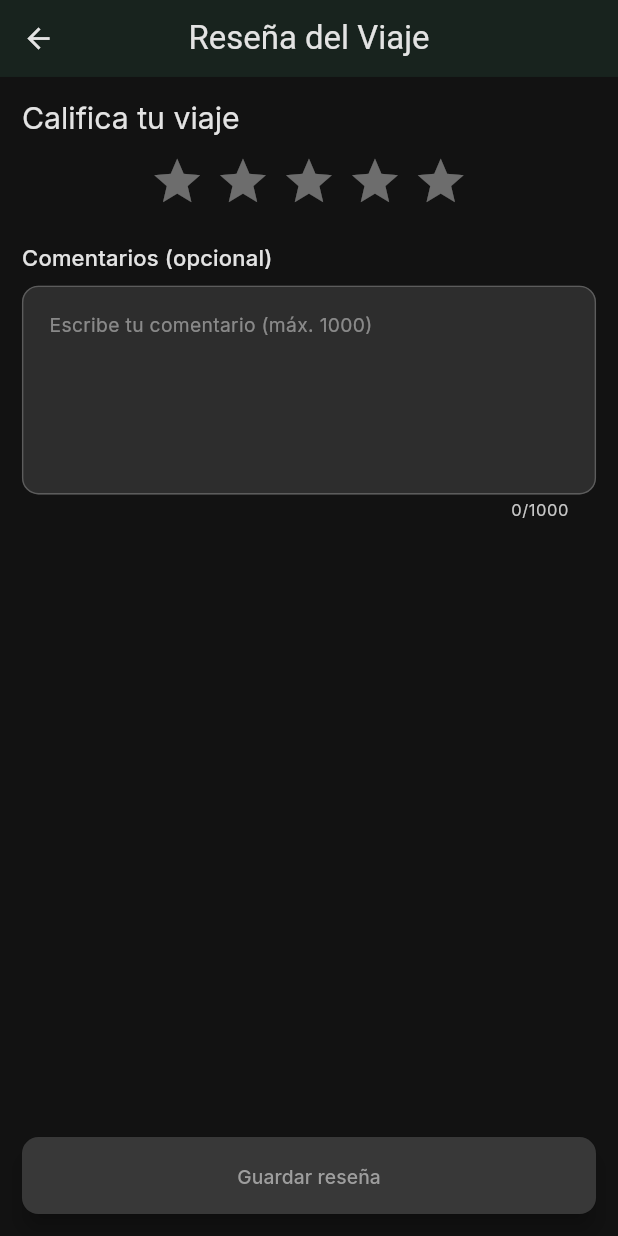
After one commit to vargascarlitos/car_travel_manager, a Flutter app: the ReviewPage screen opened by its route, on a phone screen of 412 x 824 dp. The commit adds this screen. Run offline on Flutter 3.47's test engine with Material 3 defaults, Android fonts, the phone set to English and light mode, and no system bars; drawn by our look-alikes of flutter_rating_bar; our stand-ins replace equatable, flutter_bloc, formz, google_fonts, lottie, responsive_framework and 2 more; accounts and stored records are empty.

Commit message:
feat: agregar funcionalidad de reseñas de viajes, incluyendo repositorios, modelos y páginas de interfaz

```diff
--- a/lib/app_config/router_config.dart
+++ b/lib/app_config/router_config.dart
@@ -119,12 +119,12 @@ class AppRouter {
 
   /// Obtener página de ticket
   static Widget _getTicketPage() {
-    return _getPlaceholderPage('Ticket', '/ticket');
+    return const TicketPage();
   }
 
   /// Obtener página de reseña
   static Widget _getReviewPage() {
-    return _getPlaceholderPage('Auto Reseña', '/review');
+    return const ReviewPage();
   }
 
   /// Obtener página de detalle del viaje
--- /dev/null
+++ b/lib/data/datasources/review_local_datasource.dart
@@ -0,0 +1,38 @@
+import 'package:sqflite/sqflite.dart' as sqflite;
+import '../../app_config/database/database_helper.dart' as appdb;
+import '../models/review_model.dart';
+
+class ReviewLocalDataSource {
+  ReviewLocalDataSource(this._dbHelper);
+
+  final appdb.DatabaseHelper _dbHelper;
+  static const String _table = 'reviews';
+
+  Future<ReviewModel> createReview(ReviewModel review) async {
+    try {
+      await _dbHelper.insert(_table, review.toMap());
+      return review;
+    } on sqflite.DatabaseException catch (e) {
+      throw appdb.DatabaseException('Error al crear reseña: ${e.toString()}');
+    } catch (e) {
+      throw appdb.DatabaseException('Error al crear reseña: $e');
+    }
+  }
+
+  Future<ReviewModel?> getByTripId(String tripId) async {
+    try {
+      final result = await _dbHelper.query(
+        _table,
+        where: 'trip_id = ?',
+        whereArgs: [tripId],
+        limit: 1,
+      );
+      if (result.isEmpty) return null;
+      return ReviewModel.fromMap(result.first);
+    } on sqflite.DatabaseException catch (e) {
+      throw appdb.DatabaseException('Error al obtener reseña: ${e.toString()}');
+    } catch (e) {
+      throw appdb.DatabaseException('Error al obtener reseña: $e');
+    }
+  }
+}
--- /dev/null
+++ b/lib/data/models/review_model.dart
@@ -0,0 +1,53 @@
+import 'package:equatable/equatable.dart';
+import '../../domain/entities/review.dart';
+
+class ReviewModel extends Equatable {
+  const ReviewModel({
+    required this.id,
+    required this.tripId,
+    required this.rating,
+    this.comment,
+    required this.createdAt,
+  });
+
+  final String id;
+  final String tripId;
+  final int rating;
+  final String? comment;
+  final DateTime createdAt;
+
+  Review toEntity() => Review(
+        id: id,
+        tripId: tripId,
+        rating: rating,
+        comment: comment,
+        createdAt: createdAt,
+      );
+
+  factory ReviewModel.fromEntity(Review r) => ReviewModel(
+        id: r.id,
+        tripId: r.tripId,
+        rating: r.rating,
+        comment: r.comment,
+        createdAt: r.createdAt,
+      );
+
+  Map<String, dynamic> toMap() => {
+        'id': id,
+        'trip_id': tripId,
+        'rating': rating,
+        'comment': comment,
+        'created_at': createdAt.toIso8601String(),
+      };
+
+  factory ReviewModel.fromMap(Map<String, dynamic> map) => ReviewModel(
+        id: map['id'] as String,
+        tripId: map['trip_id'] as String,
+        rating: map['rating'] as int,
+        comment: map['comment'] as String?,
+        createdAt: DateTime.parse(map['created_at'] as String),
+      );
+
+  @override
+  List<Object?> get props => [id, tripId, rating, comment, createdAt];
+}
--- /dev/null
+++ b/lib/domain/entities/review.dart
@@ -0,0 +1,20 @@
+import 'package:equatable/equatable.dart';
+
+class Review extends Equatable {
+  const Review({
+    required this.id,
+    required this.tripId,
+    required this.rating,
+    this.comment,
+    required this.createdAt,
+  });
+
+  final String id;
+  final String tripId;
+  final int rating; // 1-5
+  final String? comment; // <= 1000 chars
+  final DateTime createdAt;
+
+  @override
+  List<Object?> get props => [id, tripId, rating, comment, createdAt];
+}
--- /dev/null
+++ b/lib/domain/repositories/review_repository.dart
@@ -0,0 +1,6 @@
+import '../entities/review.dart';
+
+abstract class ReviewRepository {
+  Future<Review> createReview(Review review);
+  Future<Review?> getByTripId(String tripId);
+}
--- /dev/null
+++ b/lib/presentation/bloc/review/review_cubit.dart
@@ -0,0 +1,68 @@
+import 'package:flutter_bloc/flutter_bloc.dart';
+import '../../../domain/entities/review.dart';
+import '../../../domain/repositories/review_repository.dart';
+
+enum ReviewStatus { initial, loading, success, failure }
+
+class ReviewState {
+  const ReviewState({
+    this.status = ReviewStatus.initial,
+    this.rating = 0,
+    this.comment = '',
+    this.failureMessage,
+  });
+
+  final ReviewStatus status;
+  final int rating;
+  final String comment;
+  final String? failureMessage;
+
+  ReviewState copyWith({
+    ReviewStatus? status,
+    int? rating,
+    String? comment,
+    String? failureMessage,
+    bool clearFailure = false,
+  }) {
+    return ReviewState(
+      status: status ?? this.status,
+      rating: rating ?? this.rating,
+      comment: comment ?? this.comment,
+      failureMessage: clearFailure ? null : (failureMessage ?? this.failureMessage),
+    );
+  }
+}
+
+class ReviewCubit extends Cubit<ReviewState> {
+  ReviewCubit({required ReviewRepository repository, required String tripId})
+      : _repository = repository,
+        _tripId = tripId,
+        super(const ReviewState());
+
+  final ReviewRepository _repository;
+  final String _tripId;
+
+  void ratingChanged(int value) => emit(state.copyWith(rating: value, clearFailure: true));
+  void commentChanged(String value) {
+    final truncated = value.length > 1000 ? value.substring(0, 1000) : value;
+    emit(state.copyWith(comment: truncated, clearFailure: true));
+  }
+
+  Future<void> save() async {
+    if (state.rating < 1) return;
+    emit(state.copyWith(status: ReviewStatus.loading, clearFailure: true));
+    try {
+      final review = Review(
+        id: 'rev_${DateTime.now().millisecondsSinceEpoch}',
+        tripId: _tripId,
+        rating: state.rating,
+        comment: state.comment.isEmpty ? null : state.comment,
+        createdAt: DateTime.now(),
+      );
+      await _repository.createReview(review);
+      emit(state.copyWith(status: ReviewStatus.success));
+    } catch (e) {
+      emit(state.copyWith(status: ReviewStatus.failure, failureMessage: 'No se pudo guardar la reseña'));
+    }
+  }
+}
--- a/lib/presentation/pages/pages.dart
+++ b/lib/presentation/pages/pages.dart
@@ -8,6 +8,8 @@ export 'history/history_page.dart';
 export 'preview/preview_page.dart';
 export 'active_trip/active_trip_page.dart';
 export 'modify_trip/modify_trip_page.dart';
+export 'ticket/ticket_page.dart';
+export 'review/review_page.dart';
 
 // TODO: Agregar exports para futuras páginas:
 // export 'active_trip/active_trip_page.dart';
--- /dev/null
+++ b/lib/presentation/pages/review/review_page.dart
@@ -0,0 +1,118 @@
+import 'package:flutter/material.dart';
+import 'package:flutter_bloc/flutter_bloc.dart';
+import 'package:flutter_rating_bar/flutter_rating_bar.dart';
+import '../../../domain/repositories/review_repository.dart';
+import '../../bloc/review/review_cubit.dart';
+
+class ReviewPage extends StatelessWidget {
+  const ReviewPage({super.key});
+
+  static const String routeName = '/review';
+
+  @override
+  Widget build(BuildContext context) {
+    final args = ModalRoute.of(context)?.settings.arguments;
+    final tripId = (args is Map && args['tripId'] is String) ? args['tripId'] as String : null;
+    return BlocProvider(
+      create: (ctx) => ReviewCubit(
+        repository: RepositoryProvider.of<ReviewRepository>(ctx),
+        tripId: tripId ?? '',
+      ),
+      child: const _ReviewView(),
+    );
+  }
+}
+
+class _ReviewView extends StatelessWidget {
+  const _ReviewView();
+
+  @override
+  Widget build(BuildContext context) {
+    final theme = Theme.of(context);
+    final colors = theme.colorScheme;
+
+    return BlocListener<ReviewCubit, ReviewState>(
+      listenWhen: (p, c) => p.status != c.status,
+      listener: (context, state) {
+        if (state.status == ReviewStatus.failure && state.failureMessage != null) {
+          ScaffoldMessenger.of(context).showSnackBar(
+            SnackBar(content: Text(state.failureMessage!), backgroundColor: colors.error),
+          );
+        }
+        if (state.status == ReviewStatus.success) {
+          Navigator.pushNamedAndRemoveUntil(context, '/', (route) => false);
+        }
+      },
+      child: Scaffold(
+        appBar: AppBar(
+          title: const Text('Reseña del Viaje'),
+          centerTitle: true,
+        ),
+        body: SafeArea(
+          child: SingleChildScrollView(
+            padding: const EdgeInsets.all(16),
+            child: Column(
+              crossAxisAlignment: CrossAxisAlignment.stretch,
+              children: [
+                Text('Califica tu viaje', style: theme.textTheme.titleLarge),
+                const SizedBox(height: 12),
+                Center(
+                  child: BlocBuilder<ReviewCubit, ReviewState>(
+                    buildWhen: (p, c) => p.rating != c.rating,
+                    builder: (context, state) {
+                      return RatingBar.builder(
+                        initialRating: state.rating.toDouble(),
+                        minRating: 1,
+                        allowHalfRating: false,
+                        itemCount: 5,
+                        itemSize: 40,
+                        itemPadding: const EdgeInsets.symmetric(horizontal: 4),
+                        itemBuilder: (context, _) => Icon(Icons.star, color: colors.tertiary),
+                        onRatingUpdate: (value) => context.read<ReviewCubit>().ratingChanged(value.toInt()),
+                      );
+                    },
+                  ),
+                ),
+                const SizedBox(height: 24),
+                Text('Comentarios (opcional)', style: theme.textTheme.titleMedium),
+                const SizedBox(height: 8),
+                BlocBuilder<ReviewCubit, ReviewState>(
+                  buildWhen: (p, c) => p.comment != c.comment,
+                  builder: (context, state) {
+                    return TextField(
+                      maxLines: 5,
+                      onChanged: context.read<ReviewCubit>().commentChanged,
+                      decoration: InputDecoration(
+                        hintText: 'Escribe tu comentario (máx. 1000)',
+                        counterText: '${state.comment.length}/1000',
+                      ),
+                    );
+                  },
+                ),
+                const SizedBox(height: 24),
+              ],
+            ),
+          ),
+        ),
+        bottomNavigationBar: SafeArea(
+          minimum: const EdgeInsets.all(16),
+          child: BlocBuilder<ReviewCubit, ReviewState>(
+            buildWhen: (p, c) => p.status != c.status || p.rating != c.rating,
+            builder: (context, state) {
+              final saving = state.status == ReviewStatus.loading;
+              return SizedBox(
+                width: double.infinity,
+                child: FilledButton(
+                  onPressed: state.rating >= 1 && !saving ? context.read<ReviewCubit>().save : null,
+                  child: saving
+                      ? const SizedBox(height: 20, width: 20, child: CircularProgressIndicator(strokeWidth: 2))
+                      : const Text('Guardar reseña'),
+                ),
+              );
+            },
+          ),
+        ),
+      ),
+    );
+  }
+}
```
Also changed, not shown: lib/data/repositories/review_repository_impl.dart (added, +37 -0 lines), lib/main.dart (+7 -2 lines), lib/presentation/pages/ticket/ticket_page.dart (added, +184 -0 lines).
